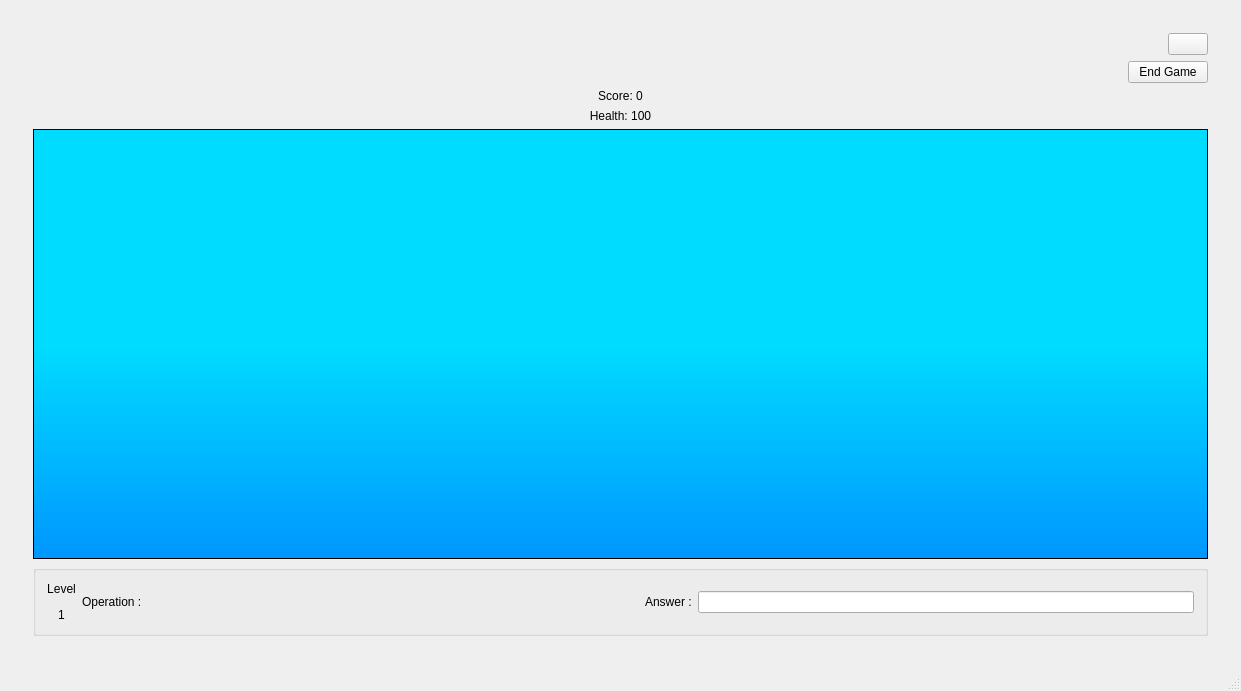
nphelpsiv/Education-App, file mainwindow.ui: the form before one commit.
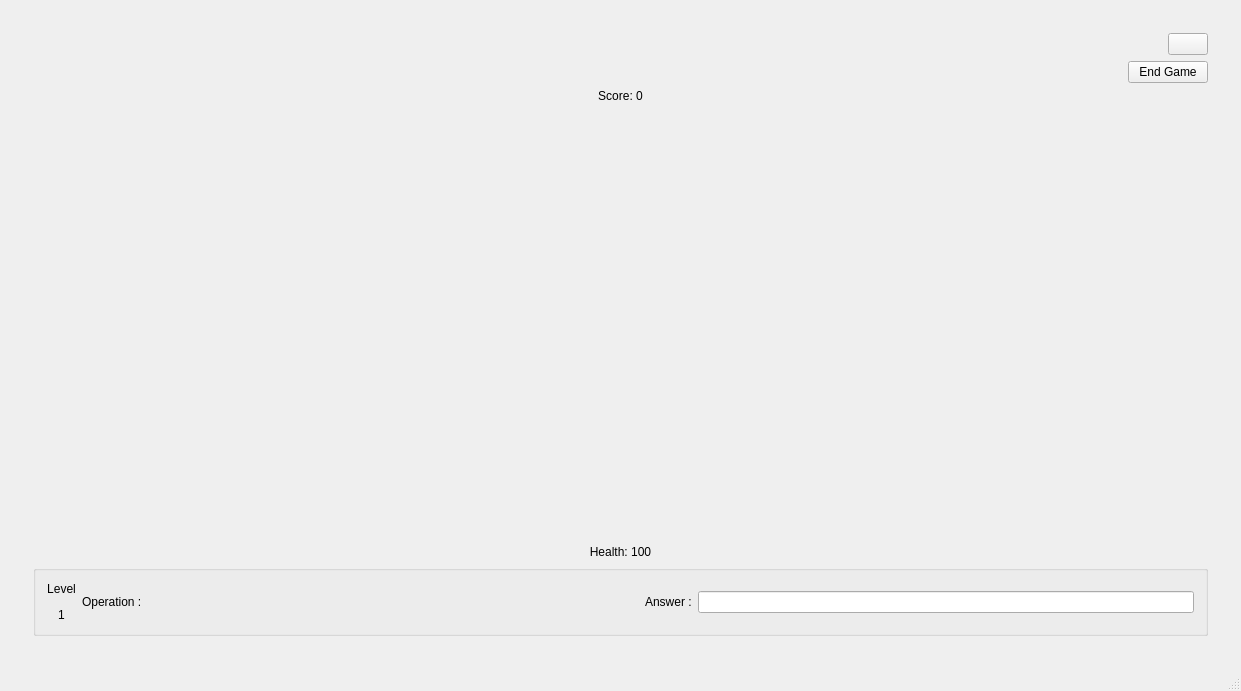
The form after the commit. The open tabs and pages were chosen to show the change. Icons and pictures are not drawn.

```diff
--- a/mainwindow.ui
+++ b/mainwindow.ui
@@ -1855,24 +1855,11 @@
               </widget>
              </item>
              <item>
-              <widget class="QLabel" name="healthLabel">
-               <property name="text">
-                <string>Health: 100</string>
-               </property>
-               <property name="alignment">
-                <set>Qt::AlignCenter</set>
-               </property>
-              </widget>
-             </item>
-             <item>
-              <widget class="QGraphicsView" name="gameGraphicsView">
-               <property name="enabled">
-                <bool>false</bool>
-               </property>
+              <widget class="QWidget" name="gameRenderWidget" native="true">
                <property name="minimumSize">
                 <size>
-                 <width>600</width>
-                 <height>375</height>
+                 <width>1000</width>
+                 <height>600</height>
                 </size>
                </property>
                <property name="sizeIncrement">
@@ -1881,14 +1868,15 @@
                  <height>0</height>
                 </size>
                </property>
-               <property name="styleSheet">
-                <string notr="true">background-color: qlineargradient(spread:pad, x1:0, y1:1, x2:0, y2:0, stop:0 rgba(0, 150, 255), stop:0.50 rgba(0, 220, 255));</string>
+              </widget>
+             </item>
+             <item>
+              <widget class="QLabel" name="healthLabel">
+               <property name="text">
+                <string>Health: 100</string>
                </property>
-               <property name="sizeAdjustPolicy">
-                <enum>QAbstractScrollArea::AdjustIgnored</enum>
-               </property>
-               <property name="viewportUpdateMode">
-                <enum>QGraphicsView::MinimalViewportUpdate</enum>
+               <property name="alignment">
+                <set>Qt::AlignCenter</set>
                </property>
               </widget>
              </item>
```
Left out of the diff: 4 changed lines with no effect on the pictures.
